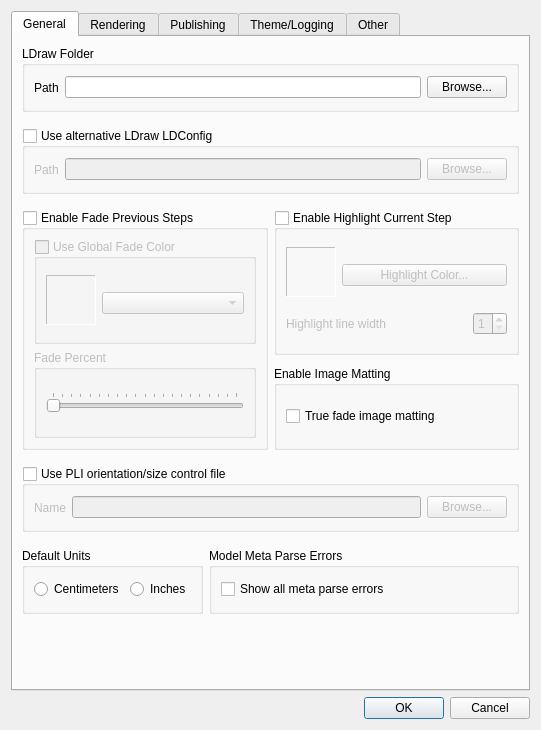
This is mainApp/preferences.ui in trevorsandy/lpub3d-ci as Qt 5 draws it before an edit. The edited form follows.
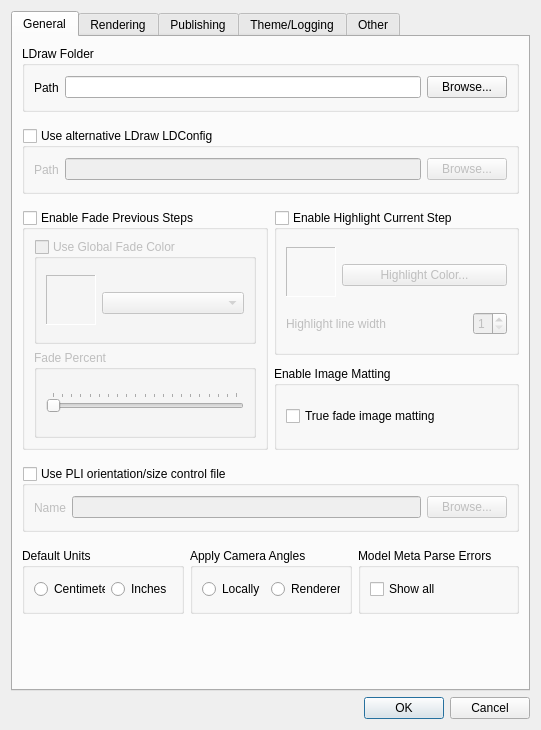
This is the edited form. Icons and pictures are not drawn.

What changed in the file:
```diff
--- a/mainApp/preferences.ui
+++ b/mainApp/preferences.ui
@@ -714,7 +714,7 @@
         </spacer>
        </item>
        <item>
-        <layout class="QHBoxLayout" name="horizontalLayout_18">
+        <layout class="QHBoxLayout" name="horizontalLayout_29">
          <item>
           <widget class="QGroupBox" name="groupBox">
            <property name="sizePolicy">
@@ -744,6 +744,35 @@
            </layout>
           </widget>
          </item>
+         <item>
+          <widget class="QGroupBox" name="applyCameraAnglesBox">
+           <property name="title">
+            <string>Apply Camera Angles</string>
+           </property>
+           <layout class="QHBoxLayout" name="horizontalLayout_14">
+            <item>
+             <widget class="QRadioButton" name="applyCALocallyRadio">
+              <property name="toolTip">
+               <string>Apply camera angles before passing content to the renderer - not applicable to Native renderer</string>
+              </property>
+              <property name="text">
+               <string>Locally</string>
+              </property>
+             </widget>
+            </item>
+            <item>
+             <widget class="QRadioButton" name="applyCARendererRadio">
+              <property name="toolTip">
+               <string>Pass camera angles to renderer; camera angles applied by renderer</string>
+              </property>
+              <property name="text">
+               <string>Renderer</string>
+              </property>
+             </widget>
+            </item>
+           </layout>
+          </widget>
+         </item>
          <item>
           <widget class="QGroupBox" name="showParseErrorGrpBox">
            <property name="sizePolicy">
@@ -754,37 +783,24 @@
            </property>
            <property name="minimumSize">
             <size>
-             <width>220</width>
+             <width>0</width>
              <height>0</height>
             </size>
            </property>
            <property name="title">
             <string>Model Meta Parse Errors</string>
            </property>
-           <layout class="QHBoxLayout" name="horizontalLayout_14">
+           <layout class="QHBoxLayout" name="horizontalLayout_18">
             <item>
              <widget class="QCheckBox" name="showParseErrorsChkBox">
               <property name="toolTip">
                <string>Display all meta command parse errors including MLCAD and LSynth errors</string>
               </property>
               <property name="text">
-               <string>Show all meta parse errors</string>
+               <string>Show all</string>
               </property>
              </widget>
             </item>
-            <item>
-             <spacer name="horizontalSpacer_18">
-              <property name="orientation">
-               <enum>Qt::Horizontal</enum>
-              </property>
-              <property name="sizeHint" stdset="0">
-               <size>
-                <width>106</width>
-                <height>20</height>
-               </size>
-              </property>
-             </spacer>
-            </item>
            </layout>
           </widget>
          </item>
```
Left out of the diff: 1 changed line with no effect on the pictures.
